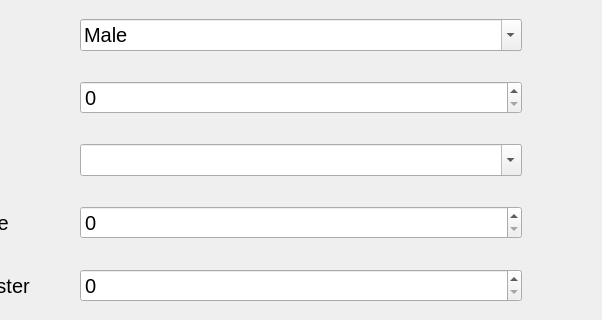
The window that main_window.ui (PorasZarec/App_Enrollment-repo) describes before a commit, drawn with Qt 5; both pictures show x 473 to 1075 and y 199 to 519 of the 1313 by 776 pixel window.
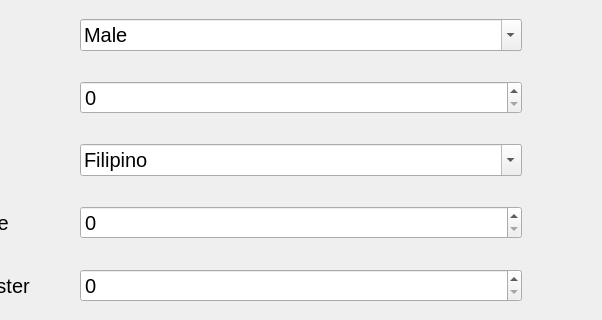
The same window after the commit. The open tabs and pages were chosen to show the change.

The edit to the form file:
```diff
--- a/main_window.ui
+++ b/main_window.ui
@@ -347,11 +347,9 @@
                        <property name="editable">
                         <bool>true</bool>
                        </property>
-                       <item>
-                        <property name="text">
-                         <string/>
-                        </property>
-                       </item>
+                       <property name="currentText">
+                        <string>Filipino</string>
+                       </property>
                        <item>
                         <property name="text">
                          <string>Filipino</string>
```
Left out of the diff: 5 changed lines with no effect on the pictures.
